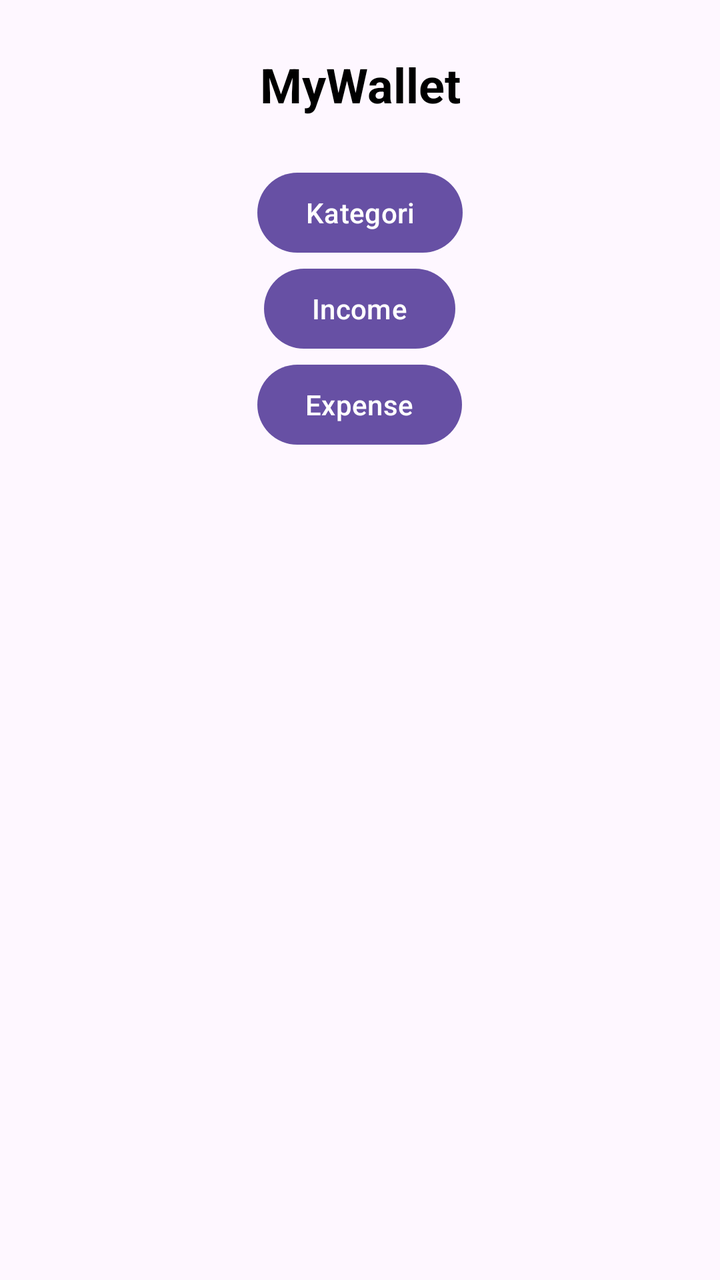
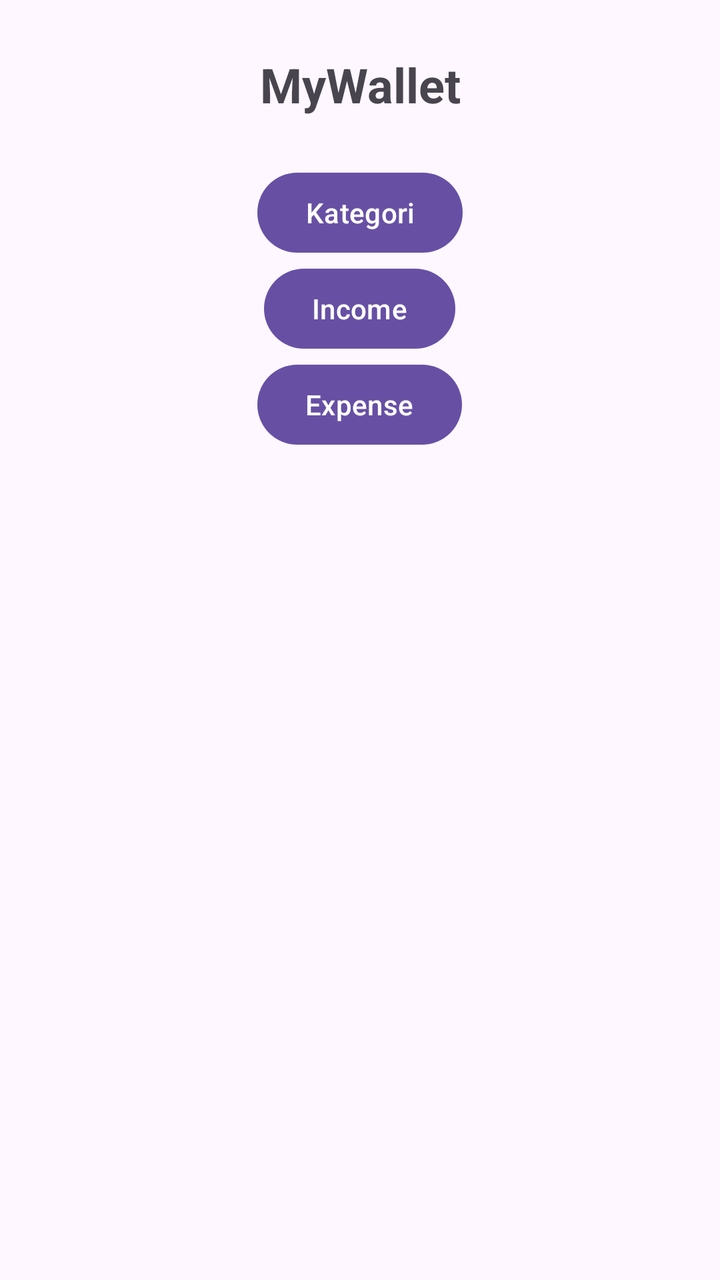

Screens rendered from an Android XML layout before and after an edit, with the pre-edit source and the edit as a unified diff.
<!-- AndroidManifest.xml: application theme Theme.MyWallet -->
<!-- res/layout/activity_main.xml -->
<?xml version="1.0" encoding="utf-8"?>
<LinearLayout xmlns:android="http://schemas.android.com/apk/res/android"
    android:id="@+id/main"
    android:layout_width="match_parent"
    android:layout_height="match_parent"
    android:orientation="vertical"
    android:padding="10dp">

    <TextView
        android:layout_width="match_parent"
        android:layout_height="wrap_content"
        android:gravity="center"
        android:padding="16dp"
        android:text="MyWallet"
        android:textColor="#000000"
        android:textSize="24sp"
        android:textStyle="bold" />

    <LinearLayout
        android:layout_width="match_parent"
        android:layout_height="wrap_content"
        android:orientation="vertical"
        android:padding="8dp">

        <Button
            android:id="@+id/btnKategori"
            android:layout_width="wrap_content"
            android:layout_height="wrap_content"
            android:layout_gravity="center"
            android:text="Kategori" />

        <Button
            android:id="@+id/btnIncome"
            android:layout_width="wrap_content"
            android:layout_height="wrap_content"
            android:layout_gravity="center"
            android:text="Income" />

        <Button
            android:id="@+id/btnExpense"
            android:layout_width="wrap_content"
            android:layout_height="wrap_content"
            android:layout_gravity="center"
            android:text="Expense" />

    </LinearLayout>

    <androidx.fragment.app.FragmentContainerView
        android:id="@+id/fragment_container"
        android:layout_width="match_parent"
        android:layout_height="0dp"
        android:layout_weight="1" />

</LinearLayout>
<!-- resources referenced by this layout -->
<resources>
  <style name="Theme.MyWallet" parent="Base.Theme.MyWallet" />
  <style name="Base.Theme.MyWallet" parent="Theme.Material3.DayNight.NoActionBar">
          
          
      </style>
</resources>

<!-- the commit's change to res/layout/activity_main.xml (unified diff, before → after) -->
@@ -12,7 +12,6 @@
         android:gravity="center"
         android:padding="16dp"
         android:text="MyWallet"
-        android:textColor="#000000"
         android:textSize="24sp"
         android:textStyle="bold" />
 
